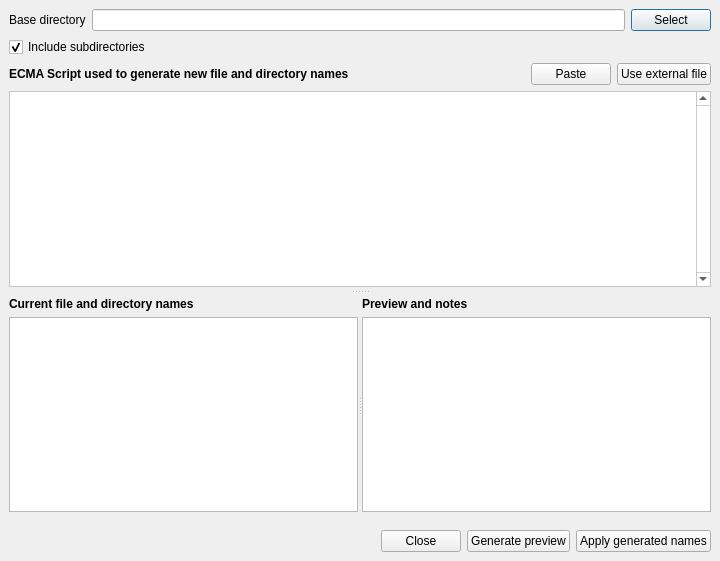
Martchus/tageditor, file gui/renamefilesdialog.ui: the form before one commit.
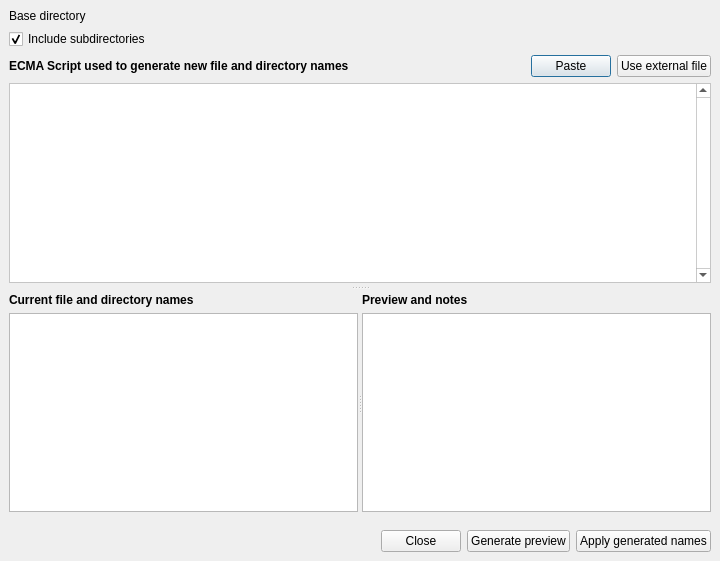
The form after the commit. Icons and pictures are not drawn. Custom widgets are drawn as their Qt base class.

Commit message: use Widgets::PathSelection

```diff
--- a/gui/renamefilesdialog.ui
+++ b/gui/renamefilesdialog.ui
@@ -42,18 +42,7 @@
          </widget>
         </item>
         <item>
-         <widget class="PathLineEdit" name="directoryLineEdit"/>
-        </item>
-        <item>
-         <widget class="QPushButton" name="selectDirectoryPushButton">
-          <property name="text">
-           <string>Select</string>
-          </property>
-          <property name="icon">
-           <iconset theme="folder-open">
-            <normaloff>.</normaloff>.</iconset>
-          </property>
-         </widget>
+         <widget class="Widgets::PathSelection" name="directoryWidget" native="true"/>
         </item>
        </layout>
       </item>
@@ -751,6 +740,12 @@
    <extends>QPlainTextEdit</extends>
    <header>gui/codeedit.h</header>
   </customwidget>
+  <customwidget>
+   <class>Widgets::PathSelection</class>
+   <extends>QWidget</extends>
+   <header location="global">qtutilities/widgets/pathselection.h</header>
+   <container>1</container>
+  </customwidget>
  </customwidgets>
  <resources/>
  <connections/>
```
The commit also changes 2 other files.
